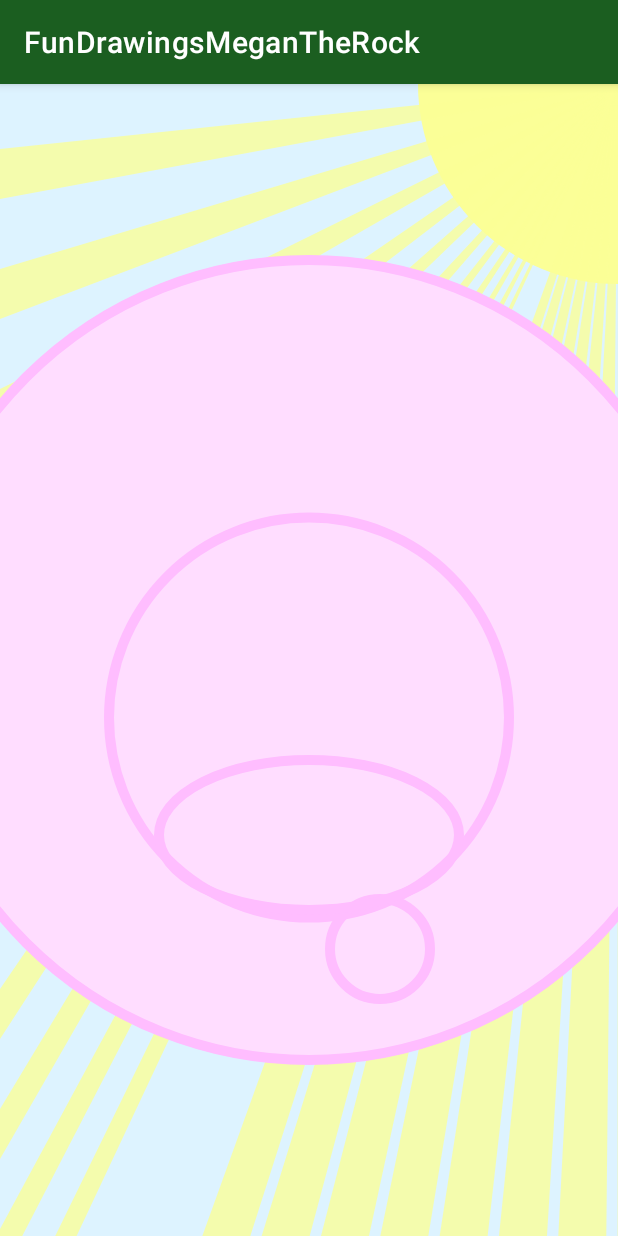
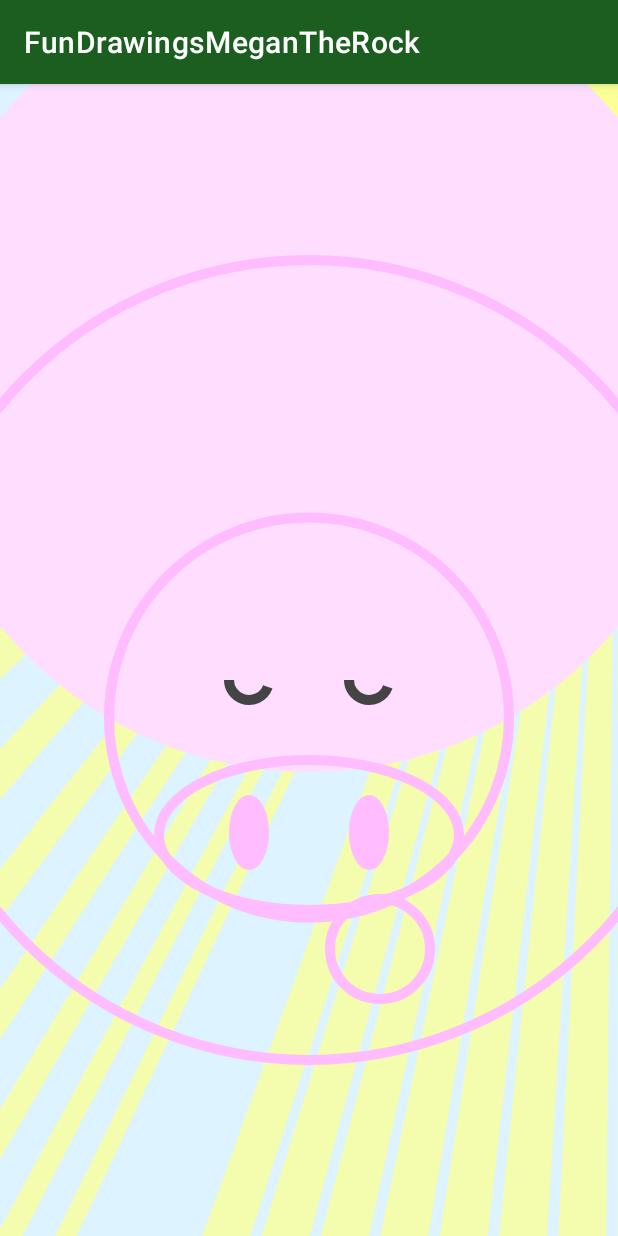
Before and after one commit to yumegan/FunDrawingsMeganTheRock, an Android app: the screen it shows after launch (MainActivity), on a phone screen of 412 x 824 dp. Run offline under Robolectric (Android 15) with nearby library versions, the phone set to English and light mode, and no system bars.

```diff
--- a/app/src/main/java/com/example/fundrawingsmegantherock/DrawView.java
+++ b/app/src/main/java/com/example/fundrawingsmegantherock/DrawView.java
@@ -13,7 +13,7 @@ import androidx.annotation.Nullable;
 
 public class DrawView extends View {
     private Paint p = new Paint();
-    private int y=0, dY=5;
+    private float y=0, dY=5;
     private int move=0, dMove=5;
     private float width, height;
     private float GROUND = 1200;
@@ -26,6 +26,7 @@ public class DrawView extends View {
         super.onDraw(canvas);
         width = getWidth();
         height = getHeight();
+        y = height/2;
         System.out.println("width & height" + width + " " + height);
 
         p.setStyle(Paint.Style.FILL);
@@ -43,15 +44,15 @@ public class DrawView extends View {
         drawRays(canvas, p, GROUND, 10);
         p.setAlpha(255);
 
-
-
         // ground
         p.setColor(getResources().getColor(R.color.green_mid));
         canvas.drawRect(0,GROUND,width, height, p);
 
-
+        // PIG BOD
         p.setColor(getResources().getColor(R.color.pink_light));
-        canvas.drawCircle(width/2, height/2, 400, p);
+        canvas.drawCircle(width/2, y/2, 400, p);
+        y+=dY;
+        y%=50;
 
         p.setStyle(Paint.Style.STROKE);
         p.setColor(getResources().getColor(R.color.pink_2));
@@ -68,8 +69,17 @@ public class DrawView extends View {
         canvas.drawLine(900, 1100, 1000, 1080, p);
 
         //nose holes
+        p.setStyle(Paint.Style.FILL);
+        canvas.drawOval(width/2-80, height/2+135, width/2-40, height/2+210, p);
+        canvas.drawOval(width/2+40, height/2+135, width/2+80, height/2+210, p);
 
         //eyes
+        p.setStyle(Paint.Style.STROKE);
+        p.setColor(Color.DKGRAY);
+        RectF circ = new RectF(width/2-80, height/2, width/2-40, height/2+40);
+        canvas.drawArc(circ, 20, 160, false, p);
+        circ = new RectF(width/2+40, height/2, width/2+80, height/2+40);
+        canvas.drawArc(circ, 20, 160, false, p);
 
 
 //        p.setColor(Color.LTGRAY);
@@ -88,7 +98,7 @@ public class DrawView extends View {
 
         wallpath.moveTo(width, 0); // used for first point
 
-        for(int i = -1; i < numrays; i++) {
+        for(int i = -2; i < numrays; i++) {
             //wallpath.moveTo(width, 0); // used for first point
             wallpath.lineTo(0, ymax/numrays*i+150+move);
             wallpath.lineTo(0, ymax/numrays*i+200+move);
@@ -107,7 +117,7 @@ public class DrawView extends View {
         }
 
         move+=dMove;
-
+        move%=50;
 
         canvas.drawPath(wallpath, p);
     }
```
